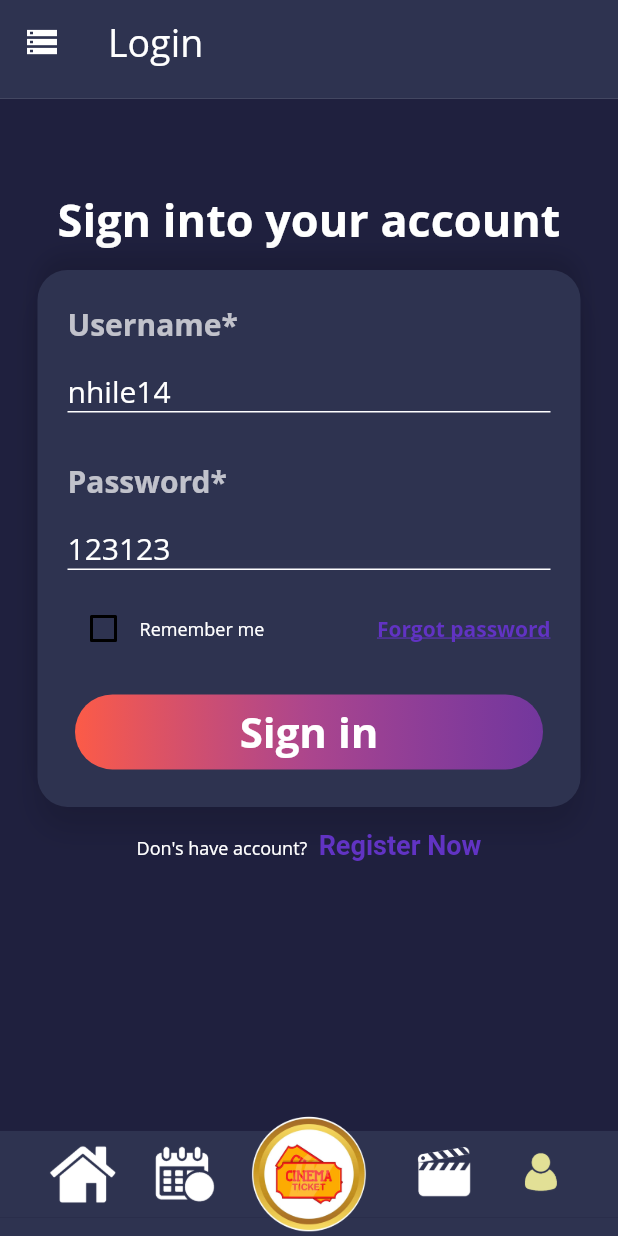
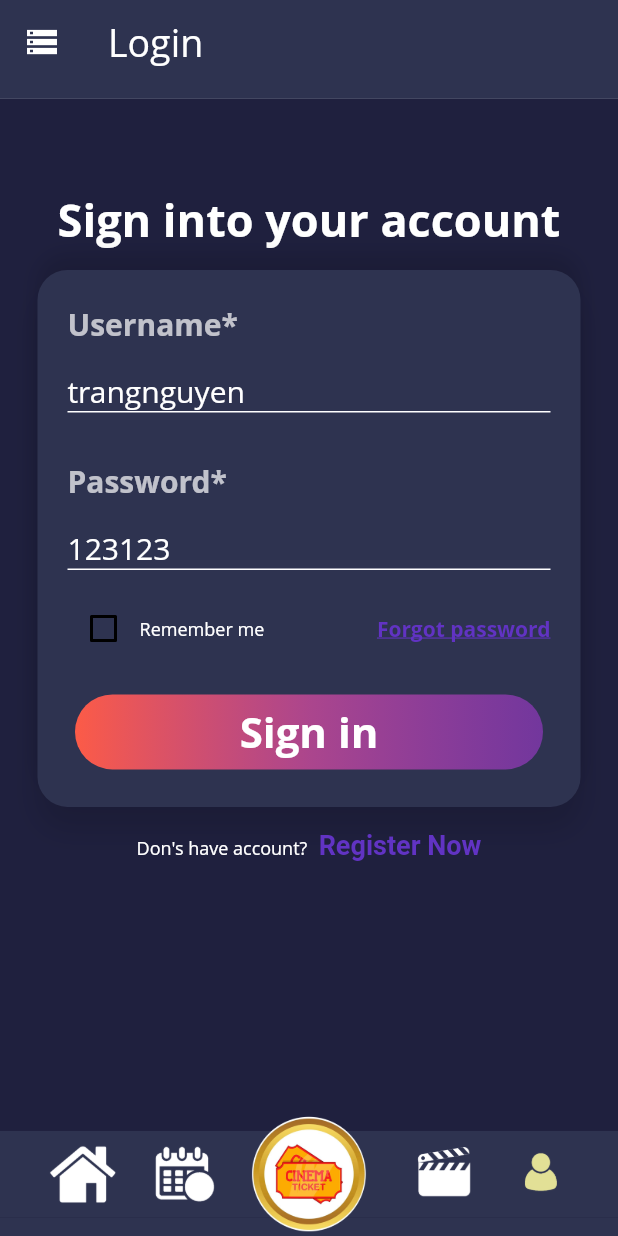
Before and after one commit to NhyNhyNguyen/Movie_Word_App, a Flutter app: the screen it shows after launch, after a tap on "Coming Soon", after a tap on the "storage" icon, after a tap on "Login", on a phone screen of 412 x 824 dp. Run offline on Flutter 3.47's test engine with Material 2 defaults, Android fonts, the phone set to English and light mode, and no system bars; our stand-ins replace bloc, carousel_slider, dio, firebase_dynamic_links, flutter_datetime_picker, flutter_screenutil and 4 more; accounts and stored records are empty; network calls fail.

```diff
--- a/lib/screens/User/LoginScreen.dart
+++ b/lib/screens/User/LoginScreen.dart
@@ -152,7 +152,7 @@ class _LoginScreenState extends State<LoginScreen> {
 
   @override
   Widget build(BuildContext context) {
-    usernameController.text = "nhile14";
+    usernameController.text = "trangnguyen";
     passController.text = "123123";
     return MainLayOut.getMailLayout(
         context,
```
